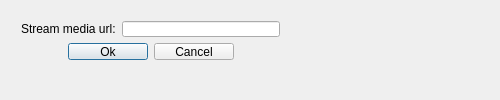
Above: src/network_url_dlg.ui from Justin-chong/VideoPlayer before the change. Below: the same form after it.
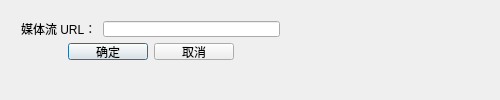
That is the form after the change.

```diff
--- a/src/network_url_dlg.ui
+++ b/src/network_url_dlg.ui
@@ -62,14 +62,14 @@
       <item>
        <widget class="QPushButton" name="btn_Ok">
         <property name="text">
-         <string>Ok</string>
+         <string>确定</string>
         </property>
        </widget>
       </item>
       <item>
        <widget class="QPushButton" name="btn_Cancel">
         <property name="text">
-         <string>Cancel</string>
+         <string>取消</string>
         </property>
        </widget>
       </item>
@@ -121,7 +121,7 @@
          </size>
         </property>
         <property name="text">
-         <string>Stream media url:</string>
+         <string>媒体流 URL：</string>
         </property>
        </widget>
       </item>
```
